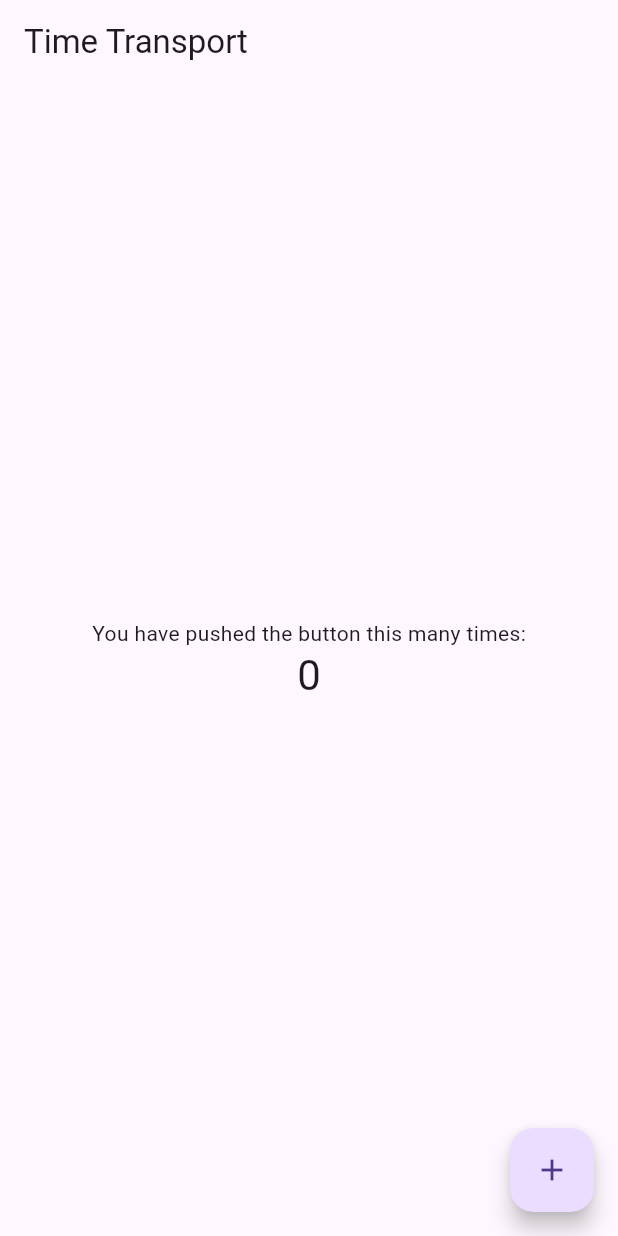
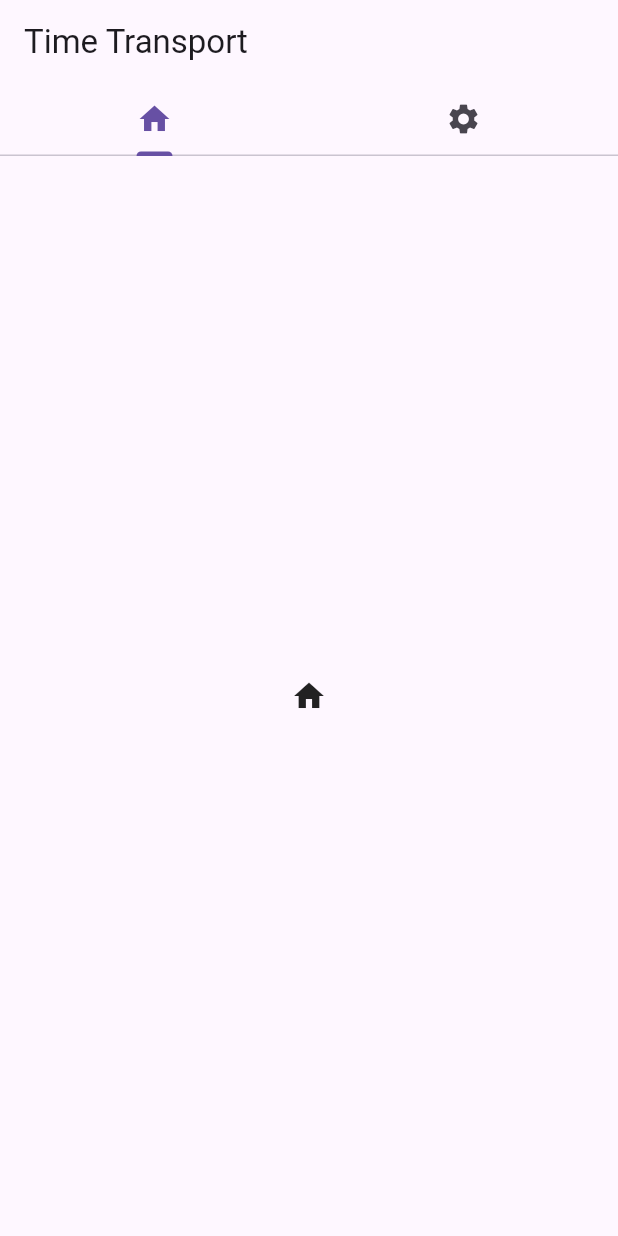
Before and after one commit to FlyingEwok/TimeTransport, a Flutter app: the screen it shows after launch, on a phone screen of 412 x 824 dp. Run offline on Flutter 3.47's test engine with Material 2 defaults, Android fonts, the phone set to English and light mode, and no system bars.

Commit message:
Top tabs implemented

```diff
--- a/lib/main.dart
+++ b/lib/main.dart
@@ -72,47 +72,31 @@
     // The Flutter framework has been optimized to make rerunning build methods
     // fast, so that you can just rebuild anything that needs updating rather
     // than having to individually change instances of widgets.
-    return Scaffold(
+
+    // Creates Tab Bar to switch tabs in app
+    return DefaultTabController(
+        length: 2,
+        child: Scaffold(
       appBar: AppBar(
         // Here we take the value from the MyHomePage object that was created by
         // the App.build method, and use it to set our appbar title.
         title: Text(widget.title),
+
+        bottom: const TabBar(
+        tabs: [
+          Tab(icon: Icon(Icons.home)),
+          Tab(icon: Icon(Icons.settings)),
+        ],
       ),
-      body: Center(
-        // Center is a layout widget. It takes a single child and positions it
-        // in the middle of the parent.
-        child: Column(
-          // Column is also a layout widget. It takes a list of children and
-          // arranges them vertically. By default, it sizes itself to fit its
-          // children horizontally, and tries to be as tall as its parent.
-          //
-          // Invoke "debug painting" (press "p" in the console, choose the
-          // "Toggle Debug Paint" action from the Flutter Inspector in Android
-          // Studio, or the "Toggle Debug Paint" command in Visual Studio Code)
-          // to see the wireframe for each widget.
-          //
-          // Column has various properties to control how it sizes itself and
-          // how it positions its children. Here we use mainAxisAlignment to
-          // center the children vertically; the main axis here is the vertical
-          // axis because Columns are vertical (the cross axis would be
-          // horizontal).
-          mainAxisAlignment: MainAxisAlignment.center,
-          children: <Widget>[
-            const Text(
-              'You have pushed the button this many times:',
-            ),
-            Text(
-              '$_counter',
-              style: Theme.of(context).textTheme.headlineMedium,
-            ),
-          ],
+      ),
+      body: const TabBarView(
+        children: [
+          Icon(Icons.home),
+          Icon(Icons.settings),
+    ],
+      ), // This trailing comma makes auto-formatting nicer for build methods.
         ),
-      ),
-      floatingActionButton: FloatingActionButton(
-        onPressed: _incrementCounter,
-        tooltip: 'Increment',
-        child: const Icon(Icons.add),
-      ), // This trailing comma makes auto-formatting nicer for build methods.
     );
+
   }
 }
```
Also changed, not shown: lib/googlemap.dart (added).
